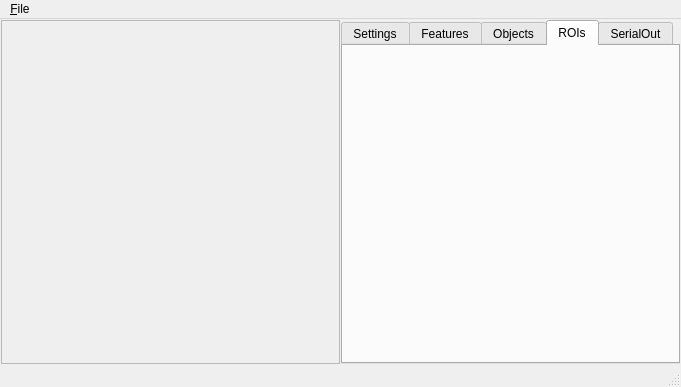
wonkoderverstaendige/Spotter, file ui/mainUi.ui: the form before one commit.
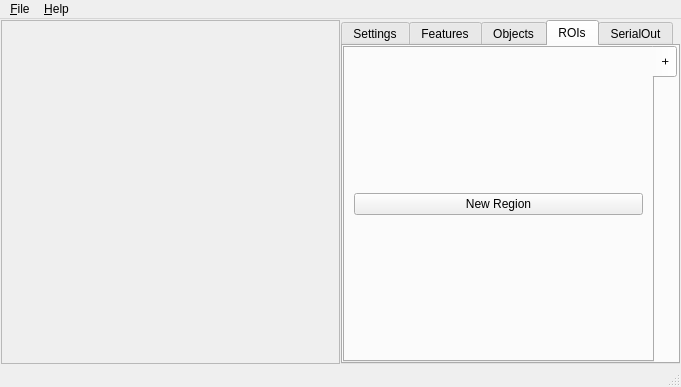
The form after the commit. The open tabs and pages were chosen to show the change.

The edit to the form file:
```diff
--- a/ui/mainUi.ui
+++ b/ui/mainUi.ui
@@ -254,6 +254,38 @@
          <attribute name="title">
           <string>ROIs</string>
          </attribute>
+         <layout class="QHBoxLayout" name="horizontalLayout">
+          <property name="spacing">
+           <number>0</number>
+          </property>
+          <property name="margin">
+           <number>0</number>
+          </property>
+          <item>
+           <widget class="QTabWidget" name="tab_regions">
+            <property name="tabPosition">
+             <enum>QTabWidget::East</enum>
+            </property>
+            <property name="currentIndex">
+             <number>0</number>
+            </property>
+            <widget class="QWidget" name="tab_regions_newTab">
+             <attribute name="title">
+              <string>+</string>
+             </attribute>
+             <layout class="QVBoxLayout" name="verticalLayout_3">
+              <item>
+               <widget class="QPushButton" name="btn_new_region_tab">
+                <property name="text">
+                 <string>New Region</string>
+                </property>
+               </widget>
+              </item>
+             </layout>
+            </widget>
+           </widget>
+          </item>
+         </layout>
         </widget>
         <widget class="QWidget" name="tab">
          <attribute name="title">
@@ -305,7 +337,14 @@
     <addaction name="separator"/>
     <addaction name="actionE_xit"/>
    </widget>
+   <widget class="QMenu" name="menuHelp">
+    <property name="title">
+     <string>&amp;Help</string>
+    </property>
+    <addaction name="actionAbout"/>
+   </widget>
    <addaction name="menu_File"/>
+   <addaction name="menuHelp"/>
   </widget>
   <widget class="QStatusBar" name="statusbar"/>
   <action name="actionE_xit">
```
Left out of the diff: 13 changed lines with no effect on the pictures.
